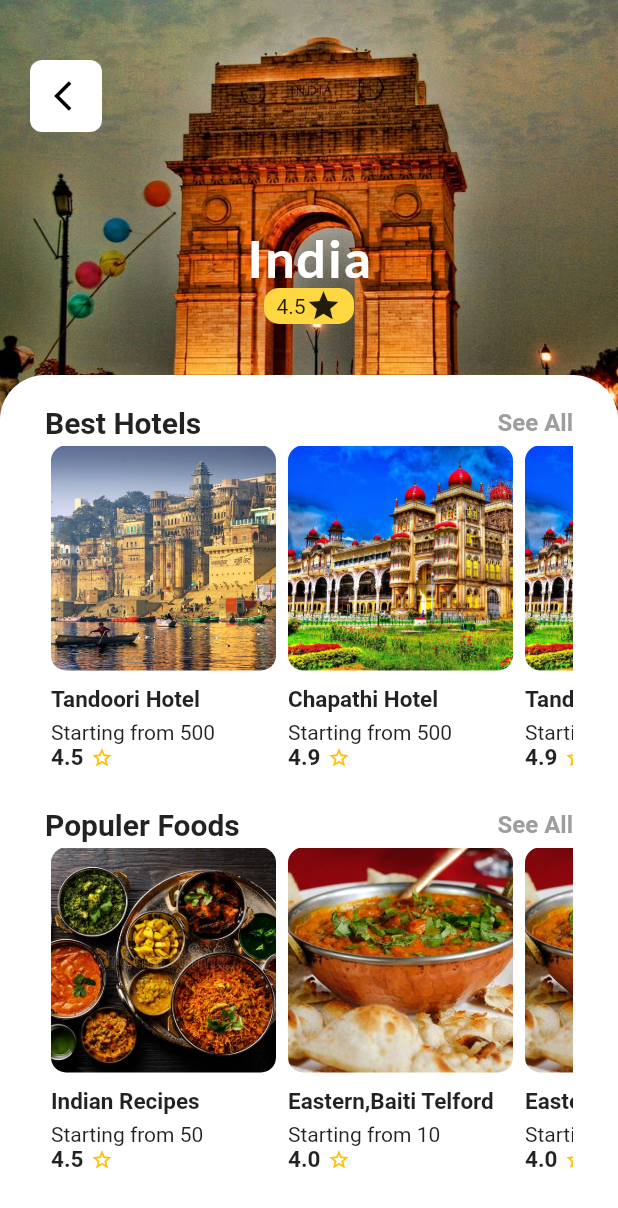
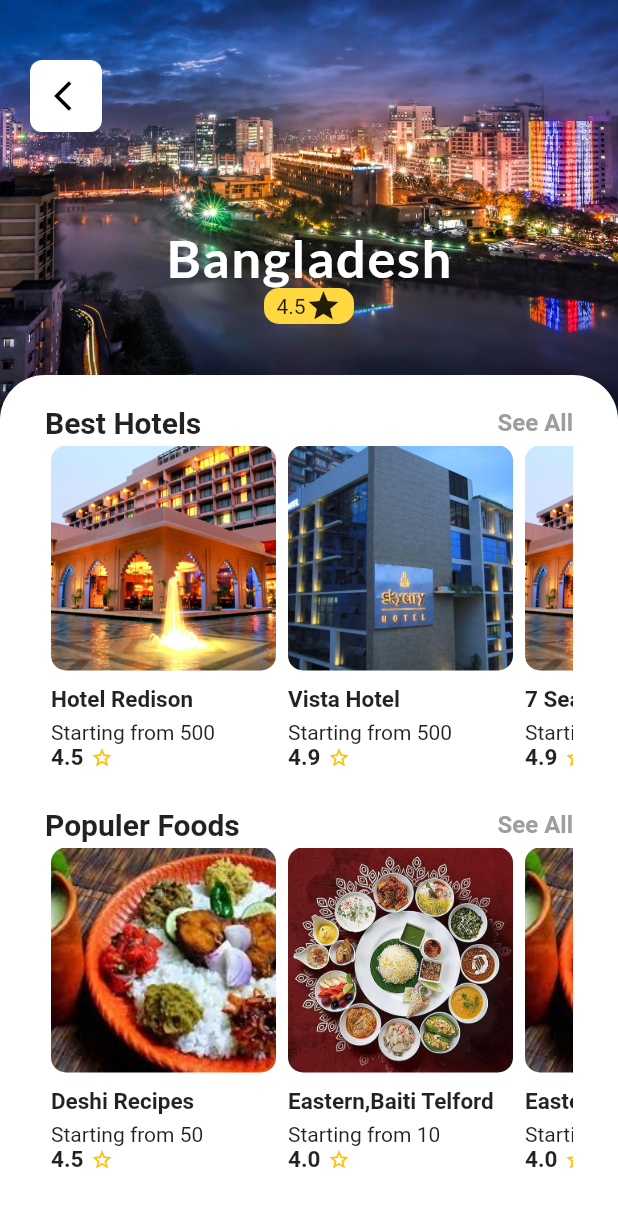
Before and after one commit to Pritom-Chaki/travel_app, a Flutter app: the screen it shows after launch, on a phone screen of 412 x 824 dp. Shown: the top 1208 px of the screen. Run offline on Flutter 3.47's test engine with Material 2 defaults, Android fonts, the phone set to English and light mode, and no system bars; our stand-ins replace google_fonts.

Commit message:
Updated 3rd time

```diff
--- a/lib/homePage.dart
+++ b/lib/homePage.dart
@@ -1,7 +1,6 @@
 import 'package:flutter/cupertino.dart';
 import 'package:flutter/material.dart';
 import 'package:google_fonts/google_fonts.dart';
-
 
 import 'models/dataMode.dart';
 
@@ -14,17 +13,17 @@ class _HomePageState extends State<HomePage> {
   List hotels = [
     DataModel(
         imgUrl: 'assets/images/hotel1.jpeg',
-        name: 'Tandoori Hotel',
+        name: 'Hotel Redison',
         price: 500,
         rating: 4.5),
     DataModel(
         imgUrl: 'assets/images/hotel2.jpeg',
-        name: 'Chapathi Hotel',
+        name: 'Vista Hotel',
         price: 500,
         rating: 4.9),
     DataModel(
-        imgUrl: 'assets/images/hotel2.jpeg',
-        name: 'Tandoori Hotel',
+        imgUrl: 'assets/images/hotel1.jpeg',
+        name: '7 Sea Hotel',
         price: 500,
         rating: 4.9)
   ];
@@ -32,7 +31,7 @@ class _HomePageState extends State<HomePage> {
   List foods = [
     DataModel(
         imgUrl: 'assets/images/food1.jpeg',
-        name: 'Indian Recipes',
+        name: 'Deshi Recipes',
         price: 50,
         rating: 4.5),
     DataModel(
@@ -41,7 +40,7 @@ class _HomePageState extends State<HomePage> {
         price: 10,
         rating: 4.0),
     DataModel(
-        imgUrl: 'assets/images/food2.jpeg',
+        imgUrl: 'assets/images/food1.jpeg',
         name: 'Eastern,Baiti Telford',
         price: 10,
         rating: 4.0)
@@ -87,7 +86,7 @@ class _HomePageState extends State<HomePage> {
                         Column(
                           children: [
                             Text(
-                              'India',
+                              'Bangladesh',
                               textScaleFactor: 1.0,
                               style: GoogleFonts.lato(
                                   fontSize: 35,
```
Also changed, not shown: assets/images/background.jpeg, assets/images/food1.jpeg, assets/images/food2.jpeg, assets/images/hotel1.jpeg, assets/images/hotel2.jpeg.
